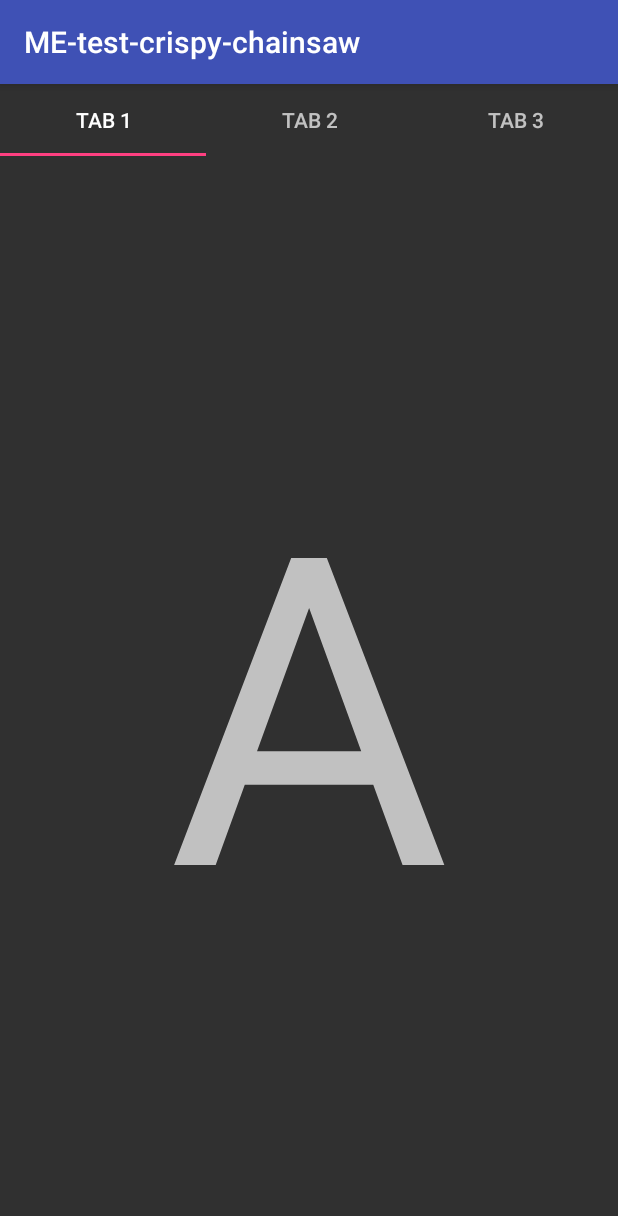
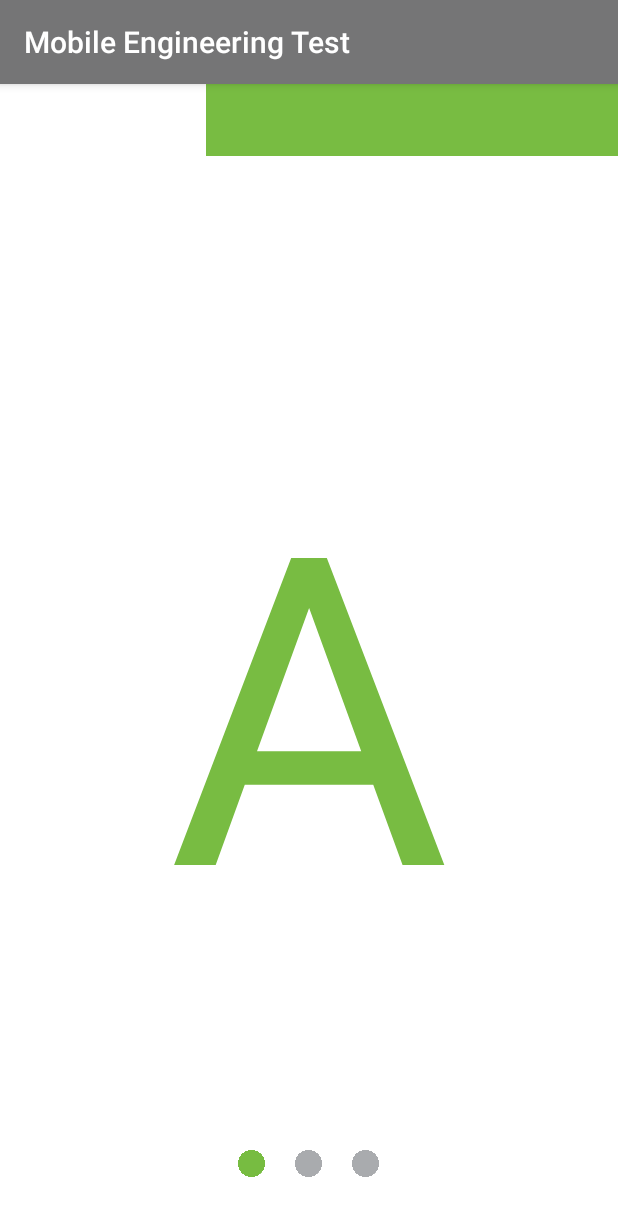
Before and after one commit to annomusa/crispy-chainsaw, an Android app: the screen it shows after launch (MainActivity), on a phone screen of 412 x 824 dp. Shown: the top 1216 px of the screen. Run offline under Robolectric (Android 15) with nearby library versions, the phone set to English and light mode, and no system bars.

Commit message:
UI (indicator, tab, color) done

```diff
--- a/app/src/main/java/com/musa/raffi/me_test_crispy_chainsaw/ContentFragment.java
+++ /dev/null
@@ -1,32 +0,0 @@
-package com.musa.raffi.me_test_crispy_chainsaw;
-
-import android.os.Bundle;
-import android.support.v4.app.Fragment;
-import android.view.LayoutInflater;
-import android.view.View;
-import android.view.ViewGroup;
-import android.widget.TextView;
-
-/**
- * Created by Asus on 9/29/2016.
- */
-
-public class ContentFragment extends Fragment {
-    @Override
-    public View onCreateView(LayoutInflater inflater, ViewGroup container, Bundle savedInstanceState) {
-        View view = inflater.inflate(R.layout.content_pager, container, false);
-        TextView contentChar = (TextView) view.findViewById(R.id.content_char);
-
-        contentChar.setText(getArguments().getString("content"));
-
-        return view;
-    }
-
-    public static ContentFragment newInstance(String content){
-        ContentFragment contentFragment = new ContentFragment();
-        Bundle args = new Bundle();
-        args.putString("content", content);
-        contentFragment.setArguments(args);
-        return contentFragment;
-    }
-}
--- a/app/src/main/java/com/musa/raffi/me_test_crispy_chainsaw/ContentPagerAdapter.java
+++ b/app/src/main/java/com/musa/raffi/me_test_crispy_chainsaw/ContentPagerAdapter.java
@@ -20,7 +20,7 @@ public class ContentPagerAdapter extends FragmentPagerAdapter {
 
     @Override
     public Fragment getItem(int position) {
-        return ContentFragment.newInstance(mContent[position]);
+        return ContentPagerFragment.newInstance(mContent[position]);
     }
 
     @Override
--- /dev/null
+++ b/app/src/main/java/com/musa/raffi/me_test_crispy_chainsaw/ContentPagerFragment.java
@@ -0,0 +1,31 @@
+package com.musa.raffi.me_test_crispy_chainsaw;
+
+import android.os.Bundle;
+import android.support.v4.app.Fragment;
+import android.view.LayoutInflater;
+import android.view.View;
+import android.view.ViewGroup;
+import android.widget.TextView;
+
+/**
+ * Created by Asus on 9/29/2016.
+ */
+
+public class ContentPagerFragment extends Fragment {
+    @Override
+    public View onCreateView(LayoutInflater inflater, ViewGroup container, Bundle savedInstanceState) {
+        View view = inflater.inflate(R.layout.content_pager, container, false);
+        TextView contentChar = (TextView) view.findViewById(R.id.content_char);
+
+        contentChar.setText(getArguments().getString("content"));
+        return view;
+    }
+
+    public static ContentPagerFragment newInstance(String content){
+        ContentPagerFragment contentFragment = new ContentPagerFragment();
+        Bundle args = new Bundle();
+        args.putString("content", content);
+        contentFragment.setArguments(args);
+        return contentFragment;
+    }
+}
--- a/app/src/main/java/com/musa/raffi/me_test_crispy_chainsaw/MainActivity.java
+++ b/app/src/main/java/com/musa/raffi/me_test_crispy_chainsaw/MainActivity.java
@@ -5,24 +5,43 @@ import android.support.v4.app.Fragment;
 import android.support.v4.app.FragmentManager;
 import android.support.v7.app.AppCompatActivity;
 import android.os.Bundle;
+import android.view.LayoutInflater;
+import android.widget.RelativeLayout;
+import android.widget.TextView;
 
 public class MainActivity extends AppCompatActivity {
+    TabLayout tabLayout;
+    static final int NUM_PAGES = 3;
 
     @Override
     protected void onCreate(Bundle savedInstanceState) {
         super.onCreate(savedInstanceState);
         setContentView(R.layout.activity_main);
+        tabLayout = (TabLayout) findViewById(R.id.tab_layout);
 
-        TabLayout tabLayout = (TabLayout) findViewById(R.id.tab_layout);
+        configViews();
+    }
 
-        tabLayout.addTab(tabLayout.newTab().setText("Tab 1"));
-        tabLayout.addTab(tabLayout.newTab().setText("Tab 2"));
-        tabLayout.addTab(tabLayout.newTab().setText("Tab 3"));
+    private void configViews() {
+        for (int i=0;i<NUM_PAGES;i++)
+            tabLayout.addTab(tabLayout.newTab());
 
         switchFragment(0);
+        tabLayout.addOnTabSelectedListener(tabListener);
+//        addDivider();
+    }
 
-        tabLayout.addOnTabSelectedListener(tabListener);
+    private void addDivider(){
+        for (int i=0;i<NUM_PAGES;i++){
+            TabLayout.Tab tab = tabLayout.getTabAt(i);
+            RelativeLayout relativeLayout = (RelativeLayout)
+                    LayoutInflater.from(this).inflate(R.layout.tab_layout, tabLayout, false);
+            assert tab != null;
+            tab.setCustomView(relativeLayout);
+            tab.select();
+        }
     }
+
 
     TabLayout.OnTabSelectedListener tabListener = new TabLayout.OnTabSelectedListener() {
         @Override
--- a/app/src/main/java/com/musa/raffi/me_test_crispy_chainsaw/ViewPagerFragment.java
+++ b/app/src/main/java/com/musa/raffi/me_test_crispy_chainsaw/ViewPagerFragment.java
@@ -1,14 +1,19 @@
 package com.musa.raffi.me_test_crispy_chainsaw;
 
+import android.content.res.Resources;
+import android.graphics.drawable.Drawable;
 import android.os.Bundle;
 import android.support.v4.app.Fragment;
 import android.support.v4.view.ViewPager;
-import android.util.Log;
+import android.util.TypedValue;
+import android.view.Gravity;
 import android.view.LayoutInflater;
 import android.view.View;
 import android.view.ViewGroup;
+import android.widget.ImageView;
+import android.widget.LinearLayout;
 
-import static android.content.ContentValues.TAG;
+import java.util.ArrayList;
 
 /**
  * Created by Asus on 9/29/2016.
@@ -18,25 +23,76 @@ public class ViewPagerFragment extends Fragment {
     int numPages;
     String[] content;
     ContentPagerAdapter adapter;
+    ViewPager viewPager;
+    LinearLayout dotsLayout;
+    ArrayList<ImageView> dots;
+    int height;
+    int width;
+    Resources res;
 
     @Override
     public void onCreate(Bundle savedInstanceState) {
         super.onCreate(savedInstanceState);
 
         String input = getArguments().getString("pages");
-        Log.d(TAG, "onCreate: " + input);
         content = input.split(" ");
         numPages = content.length;
         adapter = new ContentPagerAdapter(getChildFragmentManager(), content, numPages);
+        height = (int) TypedValue.applyDimension(TypedValue.COMPLEX_UNIT_DIP, 18, getResources().getDisplayMetrics());
+        width = (int) TypedValue.applyDimension(TypedValue.COMPLEX_UNIT_DIP, 18, getResources().getDisplayMetrics());
+        res = getResources();
     }
 
     @Override
     public View onCreateView(LayoutInflater inflater, ViewGroup container, Bundle savedInstanceState) {
         View view = inflater.inflate(R.layout.pager_container, container, false);
-
-        ViewPager viewPager = (ViewPager) view.findViewById(R.id.pager);
+        dotsLayout = (LinearLayout) view.findViewById(R.id.dots);
+        viewPager = (ViewPager) view.findViewById(R.id.pager);
         viewPager.setAdapter(adapter);
-
+        addIndicator();
         return view;
     }
+
+    public void addIndicator(){
+        dots = new ArrayList<>();
+        if (numPages == 1) return;
+        for (int i=0;i<numPages;i++){
+            ImageView dot = new ImageView(getActivity());
+            int drawableId = (i == 0) ? (R.drawable.dot_selected):(R.drawable.dot_unselected);
+            Drawable drawable = res.getDrawable(drawableId);
+            dot.setImageDrawable(drawable);
+            LinearLayout.LayoutParams params = new LinearLayout.LayoutParams(height, width);
+            params.gravity = Gravity.CENTER_HORIZONTAL;
+            params.setMargins(15,0,15,0);
+
+            dotsLayout.addView(dot, params);
+            dots.add(dot);
+        }
+        viewPager.addOnPageChangeListener(pageListener);
+    }
+
+    ViewPager.OnPageChangeListener pageListener = new ViewPager.OnPageChangeListener() {
+        @Override
+        public void onPageScrolled(int position, float positionOffset, int positionOffsetPixels) {
+
+        }
+
+        @Override
+        public void onPageSelected(int position) {
+            currentPage(position);
+        }
+
+        @Override
+        public void onPageScrollStateChanged(int state) {
+
+        }
+    };
+
+    public void currentPage(int position) {
+        for(int i = 0; i < numPages; i++) {
+            int drawableId = (i == position) ? (R.drawable.dot_selected):(R.drawable.dot_unselected);
+            Drawable drawable = res.getDrawable(drawableId);
+            dots.get(i).setImageDrawable(drawable);
+        }
+    }
 }
--- /dev/null
+++ b/app/src/main/res/drawable/tab_color_selector.xml
@@ -0,0 +1,5 @@
+<?xml version="1.0" encoding="utf-8"?>
+<selector xmlns:android="http://schemas.android.com/apk/res/android">
+    <item android:drawable="@color/colorGreen" android:state_selected="false"/>
+    <item android:drawable="@color/colorAccent"/>
+</selector>
--- a/app/src/main/res/layout/activity_main.xml
+++ b/app/src/main/res/layout/activity_main.xml
@@ -1,17 +1,20 @@
 <?xml version="1.0" encoding="utf-8"?>
 <LinearLayout xmlns:android="http://schemas.android.com/apk/res/android"
     xmlns:tools="http://schemas.android.com/tools"
+    xmlns:app="http://schemas.android.com/apk/res-auto"
     android:orientation="vertical"
     android:id="@+id/activity_main"
     android:layout_width="match_parent"
     android:layout_height="match_parent"
+    android:background="@android:color/background_light"
     tools:context="com.musa.raffi.me_test_crispy_chainsaw.MainActivity">
 
     <android.support.design.widget.TabLayout
         android:id="@+id/tab_layout"
         android:layout_width="match_parent"
         android:layout_height="wrap_content"
-        style="@style/Widget.Design.TabLayout" />
+        style="@style/Widget.Design.TabLayout"
+        app:tabBackground="@drawable/tab_color_selector"/>
 
     <FrameLayout
         android:id="@+id/fragment_container"
@@ -19,5 +22,4 @@
         android:layout_height="match_parent">
     </FrameLayout>
 
-
 </LinearLayout>
--- a/app/src/main/res/layout/content_pager.xml
+++ b/app/src/main/res/layout/content_pager.xml
@@ -1,14 +1,16 @@
 <?xml version="1.0" encoding="utf-8"?>
 <RelativeLayout xmlns:android="http://schemas.android.com/apk/res/android"
-    android:orientation="vertical" android:layout_width="match_parent"
-    android:layout_height="match_parent">
+    android:orientation="vertical"
+    android:layout_width="match_parent"
+    android:layout_height="match_parent"
+    android:background="@android:color/background_light">
 
     <TextView
-        android:text="A"
         android:layout_width="wrap_content"
         android:layout_height="wrap_content"
         android:id="@+id/content_char"
         android:layout_centerVertical="true"
         android:layout_centerHorizontal="true"
-        android:textSize="288sp" />
+        android:textSize="288sp"
+        android:textColor="@color/colorGreen"/>
 </RelativeLayout>
--- a/app/src/main/res/layout/pager_container.xml
+++ b/app/src/main/res/layout/pager_container.xml
@@ -3,10 +3,27 @@
     android:orientation="vertical" android:layout_width="match_parent"
     android:layout_height="match_parent">
 
-    <android.support.v4.view.ViewPager
-        android:id="@+id/pager"
+    <RelativeLayout
         android:layout_width="match_parent"
-        android:layout_height="0px"
-        android:layout_weight="1"/>
+        android:layout_height="match_parent"
+        android:layout_weight="1">
 
+        <android.support.v4.view.ViewPager
+            android:id="@+id/pager"
+            android:layout_width="match_parent"
+            android:layout_height="match_parent" />
+
+        <LinearLayout
+            android:orientation="horizontal"
+            android:gravity="center_horizontal"
+            android:id="@+id/dots"
+            android:layout_width="match_parent"
+            android:layout_height="25dp"
+            android:layout_alignParentBottom="true"
+            android:layout_alignParentLeft="true"
+            android:layout_alignParentStart="true"
+            android:layout_marginBottom="32dp">
+        </LinearLayout>
+
+    </RelativeLayout>
 </LinearLayout>
--- /dev/null
+++ b/app/src/main/res/layout/tab_layout.xml
@@ -0,0 +1,17 @@
+<?xml version="1.0" encoding="utf-8"?>
+<RelativeLayout
+    xmlns:android="http://schemas.android.com/apk/res/android"
+    android:layout_width="match_parent"
+    android:layout_height="match_parent" >
+
+    <TextView
+        android:id="@+id/tab_title"
+        android:layout_width="match_parent"
+        android:layout_height="match_parent"
+        android:gravity="center"/>
+
+    <View
+        android:layout_width="1dp"
+        android:layout_height="match_parent"
+        android:background="@android:color/white" />
+</RelativeLayout>
--- /dev/null
+++ b/app/src/main/res/layout/viewpager_indicator.xml
@@ -0,0 +1,7 @@
+<?xml version="1.0" encoding="utf-8"?>
+<LinearLayout xmlns:android="http://schemas.android.com/apk/res/android"
+    android:orientation="horizontal"
+    android:id="@+id/dots"
+    android:layout_width="match_parent"
+    android:layout_height="match_parent">
+</LinearLayout>
--- a/app/src/main/res/values/colors.xml
+++ b/app/src/main/res/values/colors.xml
@@ -1,6 +1,7 @@
 <?xml version="1.0" encoding="utf-8"?>
 <resources>
-    <color name="colorPrimary">#3F51B5</color>
-    <color name="colorPrimaryDark">#303F9F</color>
-    <color name="colorAccent">#FF4081</color>
+    <color name="colorPrimary">#757576</color>
+    <color name="colorPrimaryDark">#000000</color>
+    <color name="colorAccent">#ffffff</color>
+    <color name="colorGreen">#FF78bc42</color>
 </resources>
--- a/app/src/main/res/values/strings.xml
+++ b/app/src/main/res/values/strings.xml
@@ -1,3 +1,3 @@
 <resources>
-    <string name="app_name">ME-test-crispy-chainsaw</string>
+    <string name="app_name">Mobile Engineering Test</string>
 </resources>
```
Also changed, not shown: app/src/main/res/drawable/dot_selected.png (added), app/src/main/res/drawable/dot_unselected.png (added), 1 other file.
